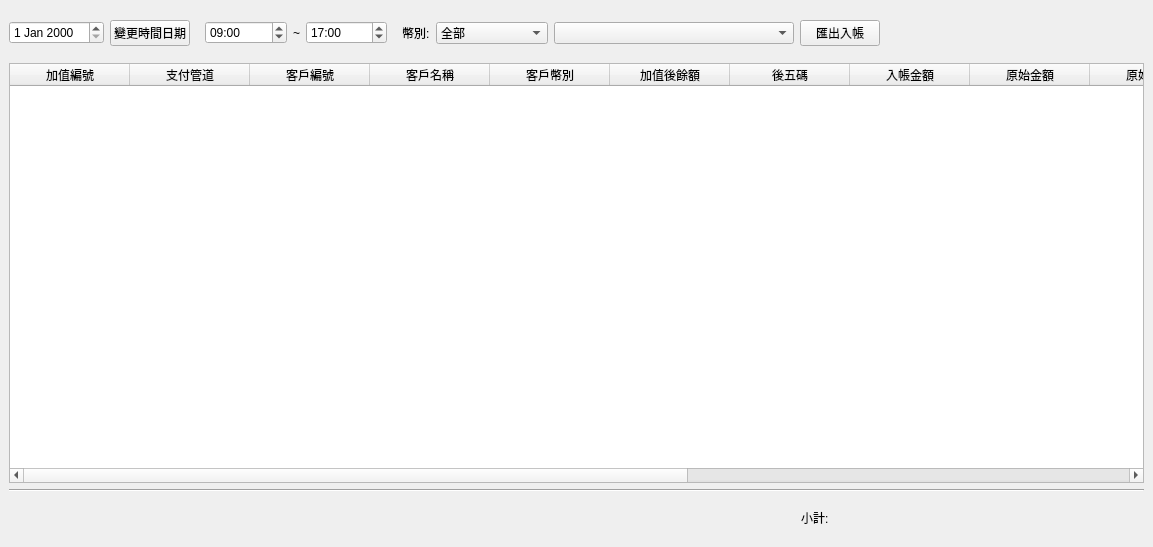
First picture: the form in src/AdbClient/StageOrder/LayerDayDebit.ui, repository roger0816/Adb, before the edit.
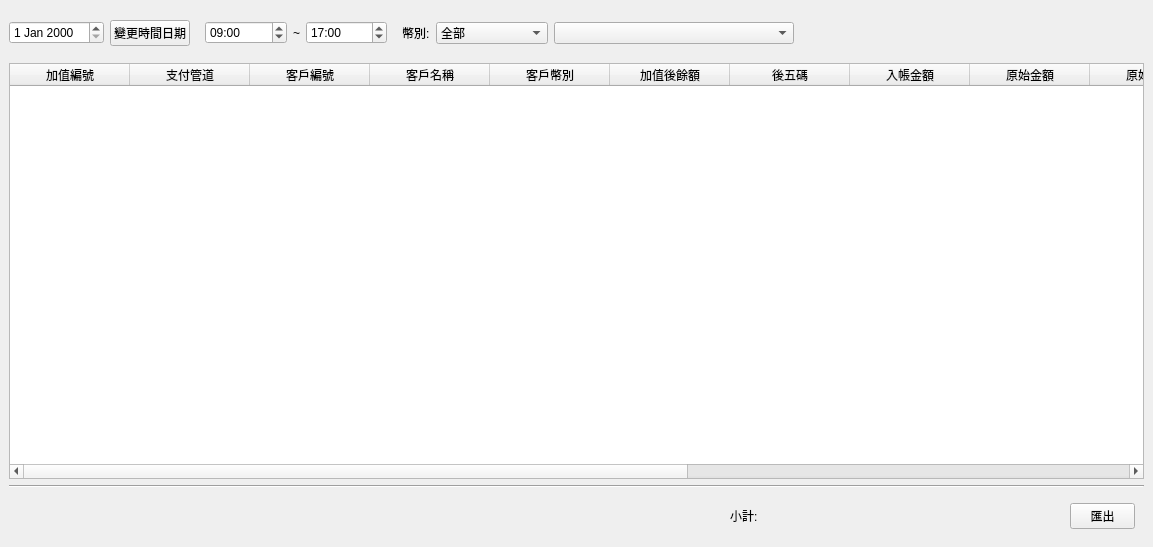
Second picture: the form after the edit.

Diff of the .ui file:
```diff
--- a/src/AdbClient/StageOrder/LayerDayDebit.ui
+++ b/src/AdbClient/StageOrder/LayerDayDebit.ui
@@ -221,13 +221,6 @@
             <property name="bottomMargin">
              <number>0</number>
             </property>
-            <item row="0" column="3">
-             <widget class="QPushButton" name="btnDebitExport">
-              <property name="text">
-               <string>匯出入帳</string>
-              </property>
-             </widget>
-            </item>
             <item row="0" column="1">
              <widget class="QComboBox" name="cbCurrency">
               <property name="minimumSize">
@@ -451,6 +444,19 @@
            </property>
           </widget>
          </item>
+         <item>
+          <widget class="QPushButton" name="btnDebitExport">
+           <property name="maximumSize">
+            <size>
+             <width>65</width>
+             <height>16777215</height>
+            </size>
+           </property>
+           <property name="text">
+            <string>匯出</string>
+           </property>
+          </widget>
+         </item>
         </layout>
        </widget>
       </item>
```
